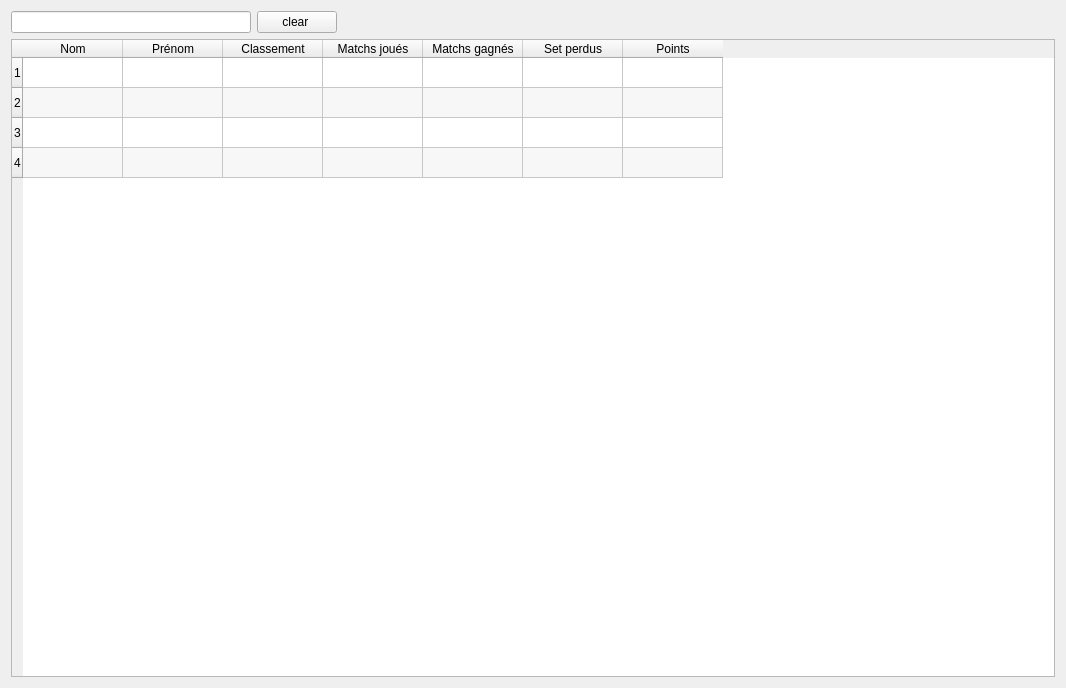
This is ui/PlayersListWidget.ui in dsarrut/badminapp as Qt 5 draws it before an edit. The edited form follows.
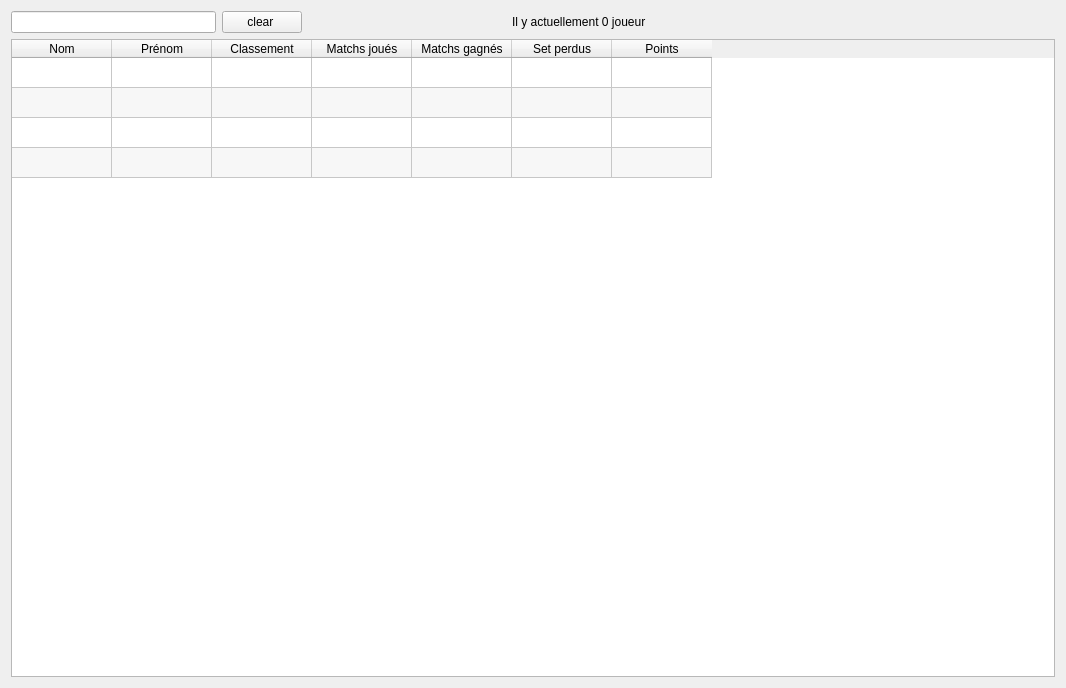
This is the edited form.

```diff
--- a/ui/PlayersListWidget.ui
+++ b/ui/PlayersListWidget.ui
@@ -39,6 +39,13 @@
        </property>
       </spacer>
      </item>
+     <item>
+      <widget class="QLabel" name="label_status">
+       <property name="text">
+        <string>Il y actuellement 0 joueur</string>
+       </property>
+      </widget>
+     </item>
      <item>
       <spacer name="horizontalSpacer_2">
        <property name="orientation">
@@ -68,13 +75,19 @@
     </layout>
    </item>
    <item row="1" column="0">
-    <widget class="QTableWidget" name="tableWidget">
-     <property name="autoFillBackground">
-      <bool>false</bool>
-     </property>
+    <widget class="QTableWidget" name="table_widget">
      <property name="alternatingRowColors">
       <bool>true</bool>
      </property>
+     <property name="selectionMode">
+      <enum>QAbstractItemView::SingleSelection</enum>
+     </property>
+     <property name="sortingEnabled">
+      <bool>true</bool>
+     </property>
+     <attribute name="verticalHeaderVisible">
+      <bool>false</bool>
+     </attribute>
      <row>
       <property name="text">
        <string>1</string>
```
